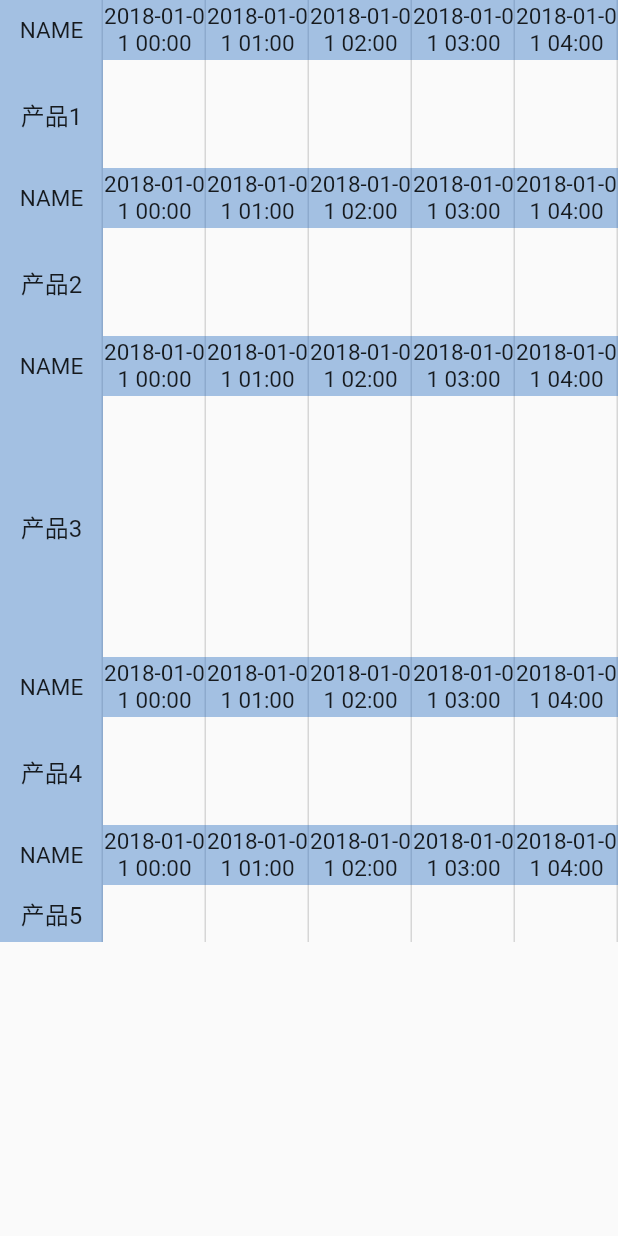
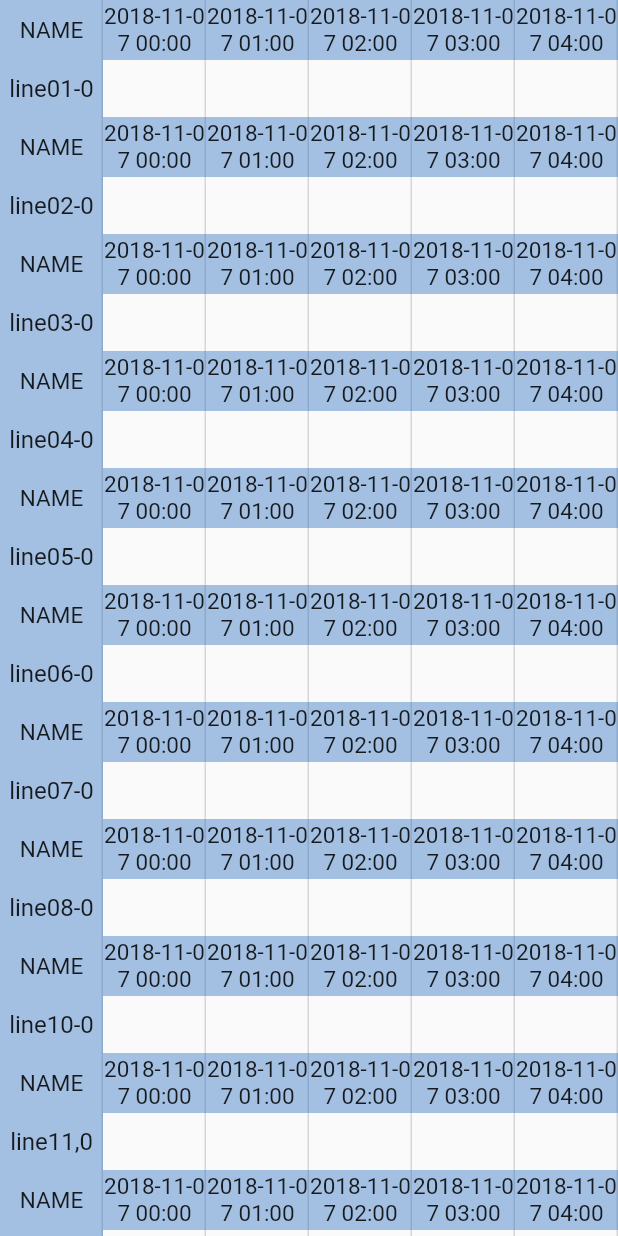
Before and after one commit to APS-H/CrossPlatform, a Flutter app: the GranttChartScreen widget shown alone on an empty page, opened directly, on a phone screen of 412 x 824 dp. Run offline on Flutter 3.47's test engine with Material 2 defaults, Android fonts, the phone set to English and light mode, and no system bars; our stand-ins replace adaptive_breakpoints, google_fonts, percent_indicator.

Commit message:
feat: finish part of resource gantt charts

```diff
--- a/lib/widgets/gantt_chart/gantt_chart_screen.dart
+++ b/lib/widgets/gantt_chart/gantt_chart_screen.dart
@@ -1,5 +1,7 @@
 import 'package:crossplatform/common/helpers.dart';
+import 'package:crossplatform/models/mock.dart';
 import 'package:crossplatform/models/product.dart';
+import 'package:crossplatform/models/resource.dart';
 import 'package:flutter/material.dart';
 import 'product_gantt_page.dart';
 import 'dart:math';
@@ -16,11 +18,10 @@ class GranttChartScreenState extends State<GranttChartScreen>
   AnimationController animationController;
 
   //设置时间
-  DateTime fromDate = DateTime(2018, 1, 1);
-  DateTime toDate = DateTime(2018, 1, 2);
+  DateTime fromDate = DateTime(2018, 11, 7);
+  DateTime toDate = DateTime(2018, 11, 12);
 
-  List<Product> usersInChart;
-  List<Resource> projectsInChart;
+  List<ResourceUsage> _resourceUsageList;
 
   @override
   void initState() {
@@ -29,8 +30,7 @@ class GranttChartScreenState extends State<GranttChartScreen>
         duration: Duration(microseconds: 2000), vsync: this);
     animationController.forward();
 
-    projectsInChart = resources;
-    usersInChart = products;
+    _resourceUsageList = resourceUsageList;
   }
 
   Widget buildAppBar() {
@@ -53,8 +53,7 @@ class GranttChartScreenState extends State<GranttChartScreen>
               animationController: animationController,
               fromDate: fromDate,
               toDate: toDate,
-              resources: projectsInChart,
-              products: usersInChart,
+              data: _resourceUsageList,
             ),
           ),
         ],
@@ -67,8 +66,7 @@ class GanttChart extends StatelessWidget {
   final AnimationController animationController;
   final DateTime fromDate;
   final DateTime toDate;
-  final List<Resource> resources;
-  final List<Product> products;
+  final List<ResourceUsage> data;
 
   final _ganttHeaderBarHeight = 40.0;
 
@@ -76,13 +74,8 @@ class GanttChart extends StatelessWidget {
   int viewRangeToFitScreen = 6;
   Animation<double> width;
 
-  GanttChart({
-    this.animationController,
-    this.fromDate,
-    this.toDate,
-    this.resources,
-    this.products,
-  }) {
+  GanttChart(
+      {this.animationController, this.fromDate, this.toDate, this.data}) {
     viewRange = toDate.difference(fromDate).inHours;
   }
 
@@ -121,12 +114,12 @@ class GanttChart extends StatelessWidget {
   }
 
   List<Widget> buildChartBars(
-      List<Resource> data, double chartViewWidth, Color color) {
+      List<UsedTime> usedTimeList, double chartViewWidth, Color color) {
     List<Widget> chartBars = new List();
 
-    for (int i = 0; i < data.length; i++) {
-      var remainingWidth =
-          calculateRemainingWidth(data[i].startTime, data[i].endTime);
+    for (int i = 0; i < usedTimeList.length; i++) {
+      var remainingWidth = calculateRemainingWidth(
+          usedTimeList[i].startTime, usedTimeList[i].endTime);
       if (remainingWidth > 0) {
         chartBars.add(Container(
           decoration: BoxDecoration(
@@ -135,16 +128,16 @@ class GanttChart extends StatelessWidget {
           height: 30.0,
           width: remainingWidth * chartViewWidth / viewRangeToFitScreen,
           margin: EdgeInsets.only(
-              left: calculateDistanceToLeftBorder(data[i].startTime) *
+              left: calculateDistanceToLeftBorder(usedTimeList[i].startTime) *
                   chartViewWidth /
                   viewRangeToFitScreen,
               top: i == 0 ? 4.0 : 2.0,
-              bottom: i == data.length - 1 ? 4.0 : 2.0),
+              bottom: i == usedTimeList.length - 1 ? 4.0 : 2.0),
           alignment: Alignment.centerLeft,
           child: Padding(
             padding: const EdgeInsets.only(left: 8.0),
             child: Text(
-              data[i].name,
+              '${usedTimeList[i].product}',
               maxLines: 1,
               overflow: TextOverflow.ellipsis,
               style: TextStyle(fontSize: 16.0),
@@ -213,10 +206,11 @@ class GanttChart extends StatelessWidget {
     );
   }
 
-  Widget buildChartForEachProduct(List<Resource> resourceData,
-      double chartViewWidth, Product product, BuildContext context) {
+  Widget buildChartForEachResource(
+      ResourceUsage resource, double chartViewWidth, BuildContext context) {
     Color color = randomColorGenerator();
-    var chartBars = buildChartBars(resourceData, chartViewWidth, color);
+    var chartBars =
+        buildChartBars(resource.usedTimeList, chartViewWidth, color);
     return GestureDetector(
         onTap: () {
           Navigator.push(
@@ -225,7 +219,9 @@ class GanttChart extends StatelessWidget {
           );
         },
         child: Container(
-          height: chartBars.length * 34.0 + _ganttHeaderBarHeight + 4.0,
+          height: (chartBars.length == 0 ? 1 : chartBars.length) * 34.0 +
+              _ganttHeaderBarHeight +
+              4.0,
           child: ListView(
             physics: new ClampingScrollPhysics(),
             scrollDirection: Axis.horizontal,
@@ -241,14 +237,14 @@ class GanttChart extends StatelessWidget {
                         children: [
                           Container(
                             width: chartViewWidth / viewRangeToFitScreen,
-                            height: chartBars.length * 34.0 + 4.0,
+                            height: (chartBars.length == 0 ? 1 : chartBars.length) * 34.0 + 4.0,
                             color: color.withAlpha(100),
                             child: Center(
                               child: RotatedBox(
                                 quarterTurns:
                                     chartBars.length * 34.0 + 4.0 > 50 ? 0 : 0,
                                 child: Text(
-                                  product.name,
+                                  resource.resourceID,
                                   textAlign: TextAlign.center,
                                   maxLines: 2,
                                   overflow: TextOverflow.ellipsis,
@@ -274,20 +270,9 @@ class GanttChart extends StatelessWidget {
   }
 
   List<Widget> buildChartContent(double chartViewWidth, BuildContext context) {
-    List<Widget> chartContent = new List();
-
-    products.forEach((product) {
-      List<Resource> resourcesOfProduct = resources
-          .where((resource) => resource.products.indexOf(product.id) != -1)
-          .toList();
-
-      if (resourcesOfProduct.length > 0) {
-        chartContent.add(buildChartForEachProduct(
-            resourcesOfProduct, chartViewWidth, product, context));
-      }
-    });
-
-    return chartContent;
+    return [
+      ...data.map((e) => buildChartForEachResource(e, chartViewWidth, context))
+    ];
   }
 
   @override
@@ -308,86 +293,3 @@ class GanttChart extends StatelessWidget {
     );
   }
 }
-
-var products = [
-  Product(id: 1, name: '产品1'),
-  Product(id: 2, name: '产品2'),
-  Product(id: 3, name: '产品3'),
-  Product(id: 4, name: '产品4'),
-  Product(id: 5, name: '产品5'),
-];
-
-var resources = [
-  Resource(
-      id: 1,
-      name: 'Line 1',
-      startTime: DateTime(2018, 1, 1, 7, 0),
-      endTime: DateTime(2018, 1, 1, 9, 0),
-      products: [1]),
-  Resource(
-      id: 2,
-      name: 'Line 1',
-      startTime: DateTime(2018, 1, 1, 9, 0),
-      endTime: DateTime(2018, 1, 1, 17, 0),
-      products: [2]),
-  Resource(
-      id: 3,
-      name: 'Line 1',
-      startTime: DateTime(2018, 1, 1, 18, 0),
-      endTime: DateTime(2018, 1, 1, 21, 0),
-      products: [3]),
-  Resource(
-      id: 4,
-      name: 'Line 1',
-      startTime: DateTime(2018, 1, 1, 21, 0),
-      endTime: DateTime(2018, 1, 1, 23, 0),
-      products: [4]),
-  Resource(
-      id: 5,
-      name: 'Line 4',
-      startTime: DateTime(2018, 1, 1, 9, 0),
-      endTime: DateTime(2018, 1, 1, 11, 0),
-      products: [3]),
-  Resource(
-      id: 6,
-      name: '李四',
-      startTime: DateTime(2018, 1, 1, 7, 0),
-      endTime: DateTime(2018, 1, 1, 9, 0),
-      products: [1]),
-  Resource(
-      id: 7,
-      name: '李四',
-      startTime: DateTime(2018, 1, 1, 9, 0),
-      endTime: DateTime(2018, 1, 1, 17, 0),
-      products: [2]),
-  Resource(
-      id: 8,
-      name: '李四',
-      startTime: DateTime(2018, 1, 1, 21, 0),
-      endTime: DateTime(2018, 1, 1, 23, 0),
-      products: [5]),
-  Resource(
-      id: 9,
-      name: '小明',
-      startTime: DateTime(2018, 1, 1, 9, 0),
-      endTime: DateTime(2018, 1, 1, 11, 0),
-      products: [3]),
-  Resource(
-      id: 10,
-      name: '小明',
-      startTime: DateTime(2018, 1, 1, 18, 0),
-      endTime: DateTime(2018, 1, 1, 19, 0),
-      products: [3]),
-  Resource(
-      id: 11,
-      name: '张三',
-      startTime: DateTime(2018, 1, 1, 19, 0),
-      endTime: DateTime(2018, 1, 1, 21, 0),
-      products: [3]),
-  Resource(
-      id: 12,
-      name: '张三',
-      startTime: DateTime(2018, 1, 1, 21, 0),
-      endTime: DateTime(2018, 1, 1, 23, 0),
-      products: [4]),
-];
```
